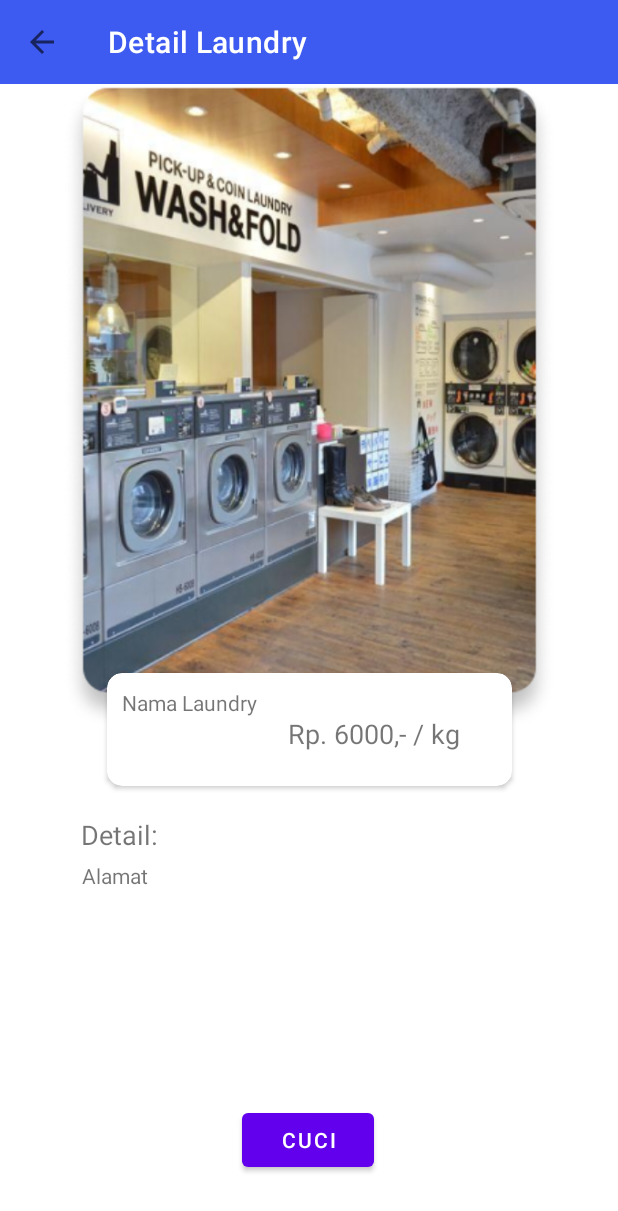
After one commit to alexistdev/elaundry, an Android app: the DetailLaundry screen opened directly, with no data from a screen before it, on a phone screen of 412 x 824 dp. The commit adds this screen. Shown: the top 1211 px of the screen. Run offline under Robolectric (Android 15) with nearby library versions, the phone set to English and light mode, and no system bars.

Commit message:
Pesan laundry

```diff
--- /dev/null
+++ b/Android-App/app/src/main/java/com/coder/elaundry_apps/user/DetailLaundry.java
@@ -0,0 +1,52 @@
+package com.coder.elaundry_apps.user;
+
+import android.content.Intent;
+import android.os.Bundle;
+import android.widget.Button;
+import android.widget.TextView;
+import androidx.appcompat.app.AppCompatActivity;
+import androidx.appcompat.widget.Toolbar;
+import com.coder.elaundry_apps.R;
+
+public class DetailLaundry extends AppCompatActivity {
+    private TextView mNamaLaundry,mAlamatLaundry;
+    private Button mCuci;
+
+    @Override
+    protected void onCreate(Bundle savedInstanceState) {
+        super.onCreate(savedInstanceState);
+        setContentView(R.layout.activity_detail_laundry);
+        Toolbar toolbar = findViewById(R.id.tbtoolbar);
+        setSupportActionBar(toolbar);
+        if (getSupportActionBar() != null) {
+            setTitle("Detail Laundry");
+            getSupportActionBar().setDisplayHomeAsUpEnabled(true);
+            getSupportActionBar().setDisplayShowTitleEnabled(true);
+        }
+        this.dataInit();
+        Intent iin= getIntent();
+        Bundle extra = iin.getExtras();
+        if(extra != null) {
+            String namaLaundry = extra.getString("namaLaundry","");
+            String alamatLaundry = extra.getString("alamatLaundry","");
+            String idLaundry = extra.getString("idLaundry","");
+            mNamaLaundry.setText(namaLaundry);
+            mAlamatLaundry.setText(alamatLaundry);
+
+            mCuci.setOnClickListener(v -> {
+                Intent intent = new Intent(DetailLaundry.this, OrderLaundry.class);
+                intent.putExtra("idLaundry", idLaundry);
+                intent.putExtra("namaLaundry", namaLaundry);
+                intent.putExtra("alamatLaundry", alamatLaundry);
+                startActivity(intent);
+            });
+        }
+
+    }
+
+    private void dataInit() {
+        mNamaLaundry = findViewById(R.id.text_nama_laundry);
+        mAlamatLaundry = findViewById(R.id.txt_alamat);
+        mCuci = findViewById(R.id.btn_cuci);
+    }
+}
--- /dev/null
+++ b/Android-App/app/src/main/res/layout/activity_detail_laundry.xml
@@ -0,0 +1,112 @@
+<?xml version="1.0" encoding="utf-8"?>
+<androidx.constraintlayout.widget.ConstraintLayout xmlns:android="http://schemas.android.com/apk/res/android"
+    xmlns:app="http://schemas.android.com/apk/res-auto"
+    xmlns:tools="http://schemas.android.com/tools"
+    android:layout_width="match_parent"
+    android:layout_height="match_parent"
+    tools:context=".user.DetailLaundry">
+    <androidx.appcompat.widget.Toolbar
+        android:id="@+id/tbtoolbar"
+        android:layout_width="match_parent"
+        android:layout_height="wrap_content"
+        android:background="@color/bg_front"
+        android:minHeight="?attr/actionBarSize"
+        app:layout_constraintEnd_toEndOf="parent"
+        app:layout_constraintStart_toStartOf="parent"
+        app:layout_constraintTop_toTopOf="parent"
+        app:titleTextColor="@color/white" />
+
+    <ImageView
+        android:id="@+id/imageView4"
+        android:layout_width="367dp"
+        android:layout_height="430dp"
+        android:contentDescription="@string/imageContent"
+        app:layout_constraintEnd_toEndOf="parent"
+        app:layout_constraintStart_toStartOf="parent"
+        app:layout_constraintTop_toBottomOf="@+id/tbtoolbar"
+        app:srcCompat="@drawable/mesincuci" />
+
+    <androidx.cardview.widget.CardView
+        android:id="@+id/cardView2"
+        android:layout_width="270dp"
+        android:layout_height="75dp"
+        android:background="@drawable/border_card"
+        android:orientation="horizontal"
+        app:cardCornerRadius="10sp"
+        app:layout_constraintBottom_toBottomOf="@+id/imageView4"
+        app:layout_constraintEnd_toEndOf="@+id/imageView4"
+        app:layout_constraintStart_toStartOf="@+id/imageView4"
+        app:layout_constraintTop_toBottomOf="@+id/imageView4">
+
+        <androidx.constraintlayout.widget.ConstraintLayout
+            android:layout_width="match_parent"
+            android:layout_height="match_parent">
+
+            <TextView
+                android:id="@+id/text_nama_laundry"
+                android:layout_width="wrap_content"
+                android:layout_height="wrap_content"
+                android:layout_margin="10sp"
+                android:layout_marginStart="32dp"
+                android:layout_marginTop="16dp"
+                android:text="Nama Laundry"
+                app:layout_constraintStart_toStartOf="parent"
+                app:layout_constraintTop_toTopOf="parent" />
+
+            <TextView
+                android:id="@+id/textView6"
+                android:layout_width="wrap_content"
+                android:layout_height="wrap_content"
+                android:layout_marginTop="28dp"
+                android:layout_marginEnd="32dp"
+                android:text="Rp. 6000,- / kg"
+                android:textSize="18sp"
+                app:layout_constraintEnd_toEndOf="parent"
+                app:layout_constraintHorizontal_bias="0.886"
+                app:layout_constraintStart_toEndOf="@+id/text_nama_laundry"
+                app:layout_constraintTop_toTopOf="parent" />
+        </androidx.constraintlayout.widget.ConstraintLayout>
+
+
+    </androidx.cardview.widget.CardView>
+
+    <TextView
+        android:id="@+id/textView8"
+        android:layout_width="wrap_content"
+        android:layout_height="wrap_content"
+        android:layout_marginTop="20dp"
+        android:layout_marginStart="20sp"
+        android:textSize="18sp"
+        android:text="Detail:"
+        app:layout_constraintEnd_toEndOf="parent"
+        app:layout_constraintHorizontal_bias="0.099"
+        app:layout_constraintStart_toStartOf="parent"
+        app:layout_constraintTop_toBottomOf="@+id/cardView2" />
+
+    <TextView
+        android:id="@+id/txt_alamat"
+        android:layout_width="wrap_content"
+        android:layout_height="wrap_content"
+        android:layout_marginTop="5dp"
+        android:layout_marginStart="20sp"
+        android:text="Alamat"
+        app:layout_constraintEnd_toEndOf="parent"
+        app:layout_constraintHorizontal_bias="0.099"
+        app:layout_constraintStart_toStartOf="parent"
+        app:layout_constraintTop_toBottomOf="@+id/textView8" />
+
+    <Button
+        android:id="@+id/btn_cuci"
+        android:layout_width="wrap_content"
+        android:layout_height="wrap_content"
+        android:layout_marginBottom="40dp"
+        android:text="CUCI"
+        app:layout_constraintBottom_toBottomOf="parent"
+        app:layout_constraintEnd_toEndOf="parent"
+        app:layout_constraintHorizontal_bias="0.498"
+        app:layout_constraintStart_toStartOf="parent"
+        app:layout_constraintTop_toBottomOf="@+id/txt_alamat"
+        app:layout_constraintVertical_bias="1.0" />
+
+
+</androidx.constraintlayout.widget.ConstraintLayout>
```
Also changed, not shown: Android-App/app/src/main/AndroidManifest.xml (+16 -0 lines), Android-App/app/src/main/java/com/coder/elaundry_apps/adapter/LaundryAdapter.java (+17 -2 lines), Android-App/app/src/main/java/com/coder/elaundry_apps/api/APIService.java (+13 -4 lines), Android-App/app/src/main/java/com/coder/elaundry_apps/model/OrderModel.java (added, +42 -0 lines), Android-App/app/src/main/java/com/coder/elaundry_apps/user/OrderLaundry.java (added, +152 -0 lines), Android-App/app/src/main/res/layout/activity_order_laundry.xml (added, +90 -0 lines), Android-App/app/src/main/res/drawable/mesincuci.png (added), 2 other files.
